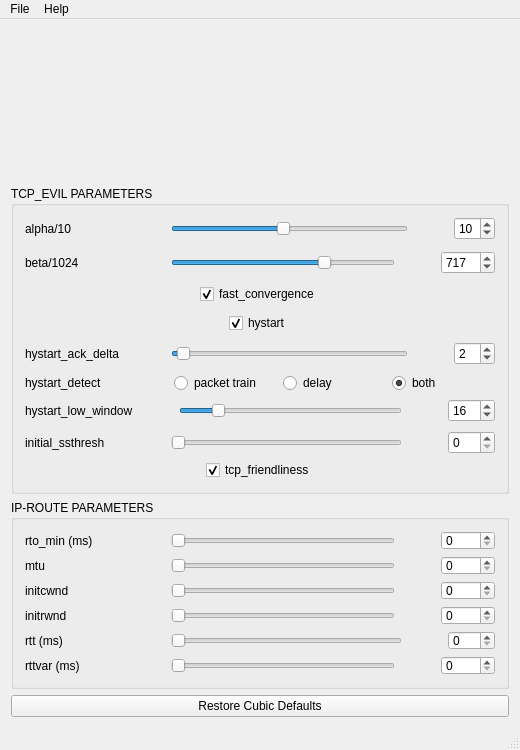
Qt form gui/SlidersOfEvil/mainwindow.ui (Gasparila/TCPTuner) before a commit.
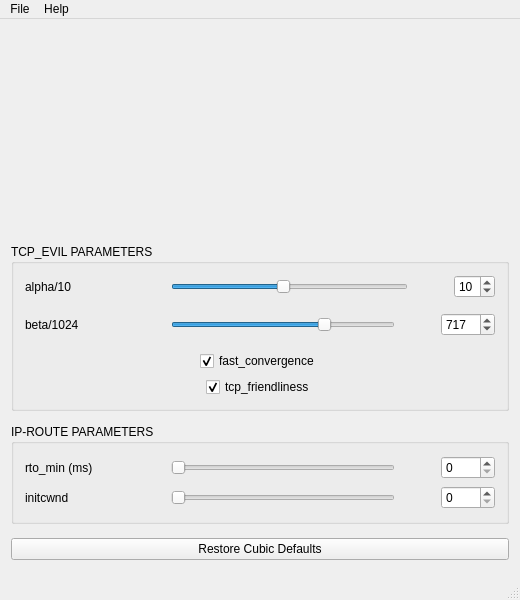
The same form after that commit. Custom widgets are drawn as their Qt base class.

Commit message: Slimmed down the GUI and customizable parameters for simplicity.

The edit to the form file:
```diff
--- a/gui/SlidersOfEvil/mainwindow.ui
+++ b/gui/SlidersOfEvil/mainwindow.ui
@@ -7,7 +7,7 @@
     <x>0</x>
     <y>0</y>
     <width>520</width>
-    <height>676</height>
+    <height>600</height>
    </rect>
   </property>
   <property name="sizePolicy">
@@ -19,7 +19,7 @@
   <property name="minimumSize">
    <size>
     <width>520</width>
-    <height>750</height>
+    <height>600</height>
    </size>
   </property>
   <property name="windowTitle">
@@ -32,11 +32,24 @@
       <property name="minimumSize">
        <size>
         <width>0</width>
-        <height>150</height>
+        <height>200</height>
        </size>
       </property>
      </widget>
     </item>
+    <item>
+     <spacer name="verticalSpacer_8">
+      <property name="orientation">
+       <enum>Qt::Vertical</enum>
+      </property>
+      <property name="sizeHint" stdset="0">
+       <size>
+        <width>20</width>
+        <height>0</height>
+       </size>
+      </property>
+     </spacer>
+    </item>
     <item>
      <widget class="QGroupBox" name="box_tcpevil_params">
       <property name="title">
@@ -302,435 +315,6 @@
          </item>
         </layout>
        </item>
-       <item>
-        <spacer name="verticalSpacer_6">
-         <property name="orientation">
-          <enum>Qt::Vertical</enum>
-         </property>
-         <property name="sizeHint" stdset="0">
-          <size>
-           <width>20</width>
-           <height>7</height>
-          </size>
-         </property>
-        </spacer>
-       </item>
-       <item>
-        <layout class="QHBoxLayout" name="layout_hystart">
-         <item>
-          <spacer name="spacer_hystart_l">
-           <property name="orientation">
-            <enum>Qt::Horizontal</enum>
-           </property>
-           <property name="sizeType">
-            <enum>QSizePolicy::Expanding</enum>
-           </property>
-           <property name="sizeHint" stdset="0">
-            <size>
-             <width>40</width>
-             <height>20</height>
-            </size>
-           </property>
-          </spacer>
-         </item>
-         <item>
-          <widget class="QCheckBox" name="chk_hystart">
-           <property name="text">
-            <string>hystart</string>
-           </property>
-           <property name="checked">
-            <bool>true</bool>
-           </property>
-          </widget>
-         </item>
-         <item>
-          <spacer name="spacer_hystart_r">
-           <property name="orientation">
-            <enum>Qt::Horizontal</enum>
-           </property>
-           <property name="sizeType">
-            <enum>QSizePolicy::Expanding</enum>
-           </property>
-           <property name="sizeHint" stdset="0">
-            <size>
-             <width>40</width>
-             <height>20</height>
-            </size>
-           </property>
-          </spacer>
-         </item>
-        </layout>
-       </item>
-       <item>
-        <spacer name="verticalSpacer_2">
-         <property name="orientation">
-          <enum>Qt::Vertical</enum>
-         </property>
-         <property name="sizeHint" stdset="0">
-          <size>
-           <width>20</width>
-           <height>7</height>
-          </size>
-         </property>
-        </spacer>
-       </item>
-       <item>
-        <layout class="QHBoxLayout" name="layout_hystartackdelta">
-         <item>
-          <widget class="QLabel" name="label_ack_delta">
-           <property name="minimumSize">
-            <size>
-             <width>100</width>
-             <height>0</height>
-            </size>
-           </property>
-           <property name="text">
-            <string>hystart_ack_delta</string>
-           </property>
-          </widget>
-         </item>
-         <item>
-          <spacer name="spacer_ack_delta">
-           <property name="orientation">
-            <enum>Qt::Horizontal</enum>
-           </property>
-           <property name="sizeType">
-            <enum>QSizePolicy::Minimum</enum>
-           </property>
-           <property name="sizeHint" stdset="0">
-            <size>
-             <width>40</width>
-             <height>20</height>
-            </size>
-           </property>
-          </spacer>
-         </item>
-         <item>
-          <widget class="QSlider" name="slider_ack_delta">
-           <property name="minimumSize">
-            <size>
-             <width>200</width>
-             <height>0</height>
-            </size>
-           </property>
-           <property name="minimum">
-            <number>1</number>
-           </property>
-           <property name="maximum">
-            <number>50</number>
-           </property>
-           <property name="sliderPosition">
-            <number>2</number>
-           </property>
-           <property name="orientation">
-            <enum>Qt::Horizontal</enum>
-           </property>
-          </widget>
-         </item>
-         <item>
-          <spacer name="spaceer_ack_delta_r">
-           <property name="orientation">
-            <enum>Qt::Horizontal</enum>
-           </property>
-           <property name="sizeType">
-            <enum>QSizePolicy::Minimum</enum>
-           </property>
-           <property name="sizeHint" stdset="0">
-            <size>
-             <width>40</width>
-             <height>20</height>
-            </size>
-           </property>
-          </spacer>
-         </item>
-         <item>
-          <widget class="QSpinBox" name="hystartackdelta_value">
-           <property name="minimum">
-            <number>1</number>
-           </property>
-           <property name="maximum">
-            <number>50</number>
-           </property>
-           <property name="value">
-            <number>2</number>
-           </property>
-          </widget>
-         </item>
-        </layout>
-       </item>
-       <item>
-        <spacer name="verticalSpacer_8">
-         <property name="orientation">
-          <enum>Qt::Vertical</enum>
-         </property>
-         <property name="sizeHint" stdset="0">
-          <size>
-           <width>0</width>
-           <height>7</height>
-          </size>
-         </property>
-        </spacer>
-       </item>
-       <item>
-        <layout class="QHBoxLayout" name="layout_hystart_detect">
-         <item>
-          <widget class="QLabel" name="label_hystart_detect">
-           <property name="minimumSize">
-            <size>
-             <width>100</width>
-             <height>0</height>
-            </size>
-           </property>
-           <property name="text">
-            <string>hystart_detect</string>
-           </property>
-          </widget>
-         </item>
-         <item>
-          <spacer name="spacer_hystart_detect">
-           <property name="orientation">
-            <enum>Qt::Horizontal</enum>
-           </property>
-           <property name="sizeType">
-            <enum>QSizePolicy::Minimum</enum>
-           </property>
-           <property name="sizeHint" stdset="0">
-            <size>
-             <width>40</width>
-             <height>20</height>
-            </size>
-           </property>
-          </spacer>
-         </item>
-         <item>
-          <widget class="QRadioButton" name="rb_packet_train">
-           <property name="text">
-            <string>packet train</string>
-           </property>
-           <attribute name="buttonGroup">
-            <string notr="true">buttonGroup_hystart_detect</string>
-           </attribute>
-          </widget>
-         </item>
-         <item>
-          <widget class="QRadioButton" name="rb_delay">
-           <property name="text">
-            <string>delay</string>
-           </property>
-           <attribute name="buttonGroup">
-            <string notr="true">buttonGroup_hystart_detect</string>
-           </attribute>
-          </widget>
-         </item>
-         <item>
-          <widget class="QRadioButton" name="rb_both">
-           <property name="text">
-            <string>both</string>
-           </property>
-           <property name="checked">
-            <bool>true</bool>
-           </property>
-           <attribute name="buttonGroup">
-            <string notr="true">buttonGroup_hystart_detect</string>
-           </attribute>
-          </widget>
-         </item>
-        </layout>
-       </item>
-       <item>
-        <spacer name="verticalSpacer_4">
-         <property name="orientation">
-          <enum>Qt::Vertical</enum>
-         </property>
-         <property name="sizeHint" stdset="0">
-          <size>
-           <width>17</width>
-           <height>0</height>
-          </size>
-         </property>
-        </spacer>
-       </item>
-       <item>
-        <layout class="QHBoxLayout" name="layout_low_window">
-         <item>
-          <widget class="QLabel" name="label_low_window">
-           <property name="minimumSize">
-            <size>
-             <width>100</width>
-             <height>0</height>
-            </size>
-           </property>
-           <property name="text">
-            <string>hystart_low_window</string>
-           </property>
-          </widget>
-         </item>
-         <item>
-          <spacer name="spacer_low_window">
-           <property name="orientation">
-            <enum>Qt::Horizontal</enum>
-           </property>
-           <property name="sizeType">
-            <enum>QSizePolicy::Minimum</enum>
-           </property>
-           <property name="sizeHint" stdset="0">
-            <size>
-             <width>40</width>
-             <height>20</height>
-            </size>
-           </property>
-          </spacer>
-         </item>
-         <item>
-          <widget class="QSlider" name="slider_low_window">
-           <property name="minimumSize">
-            <size>
-             <width>200</width>
-             <height>0</height>
-            </size>
-           </property>
-           <property name="minimum">
-            <number>1</number>
-           </property>
-           <property name="maximum">
-            <number>100</number>
-           </property>
-           <property name="sliderPosition">
-            <number>16</number>
-           </property>
-           <property name="orientation">
-            <enum>Qt::Horizontal</enum>
-           </property>
-          </widget>
-         </item>
-         <item>
-          <spacer name="spacer_low_window_r">
-           <property name="orientation">
-            <enum>Qt::Horizontal</enum>
-           </property>
-           <property name="sizeType">
-            <enum>QSizePolicy::Minimum</enum>
-           </property>
-           <property name="sizeHint" stdset="0">
-            <size>
-             <width>40</width>
-             <height>20</height>
-            </size>
-           </property>
-          </spacer>
-         </item>
-         <item>
-          <widget class="QSpinBox" name="low_window_value">
-           <property name="minimum">
-            <number>1</number>
-           </property>
-           <property name="maximum">
-            <number>100</number>
-           </property>
-           <property name="value">
-            <number>16</number>
-           </property>
-          </widget>
-         </item>
-        </layout>
-       </item>
-       <item>
-        <spacer name="verticalSpacer_5">
-         <property name="orientation">
-          <enum>Qt::Vertical</enum>
-         </property>
-         <property name="sizeHint" stdset="0">
-          <size>
-           <width>20</width>
-           <height>7</height>
-          </size>
-         </property>
-        </spacer>
-       </item>
-       <item>
-        <layout class="QHBoxLayout" name="layout_initial_ssthresh">
-         <item>
-          <widget class="QLabel" name="label_ssthresh">
-           <property name="minimumSize">
-            <size>
-             <width>100</width>
-             <height>0</height>
-            </size>
-           </property>
-           <property name="text">
-            <string>initial_ssthresh</string>
-           </property>
-          </widget>
-         </item>
-         <item>
-          <spacer name="spacer_ssthresh">
-           <property name="orientation">
-            <enum>Qt::Horizontal</enum>
-           </property>
-           <property name="sizeType">
-            <enum>QSizePolicy::Minimum</enum>
-           </property>
-           <property name="sizeHint" stdset="0">
-            <size>
-             <width>40</width>
-             <height>20</height>
-            </size>
-           </property>
-          </spacer>
-         </item>
-         <item>
-          <widget class="QSlider" name="slider_ssthresh">
-           <property name="minimumSize">
-            <size>
-             <width>200</width>
-             <height>0</height>
-            </size>
-           </property>
-           <property name="minimum">
-            <number>0</number>
-           </property>
-           <property name="maximum">
-            <number>500</number>
-           </property>
-           <property name="sliderPosition">
-            <number>0</number>
-           </property>
-           <property name="orientation">
-            <enum>Qt::Horizontal</enum>
-           </property>
-          </widget>
-         </item>
-         <item>
-          <spacer name="spacer_ssthresh_r">
-           <property name="orientation">
-            <enum>Qt::Horizontal</enum>
-           </property>
-           <property name="sizeType">
-            <enum>QSizePolicy::Minimum</enum>
-           </property>
-           <property name="sizeHint" stdset="0">
-            <size>
-             <width>40</width>
-             <height>20</height>
-            </size>
-           </property>
-          </spacer>
-         </item>
-         <item>
-          <widget class="QSpinBox" name="ssthresh_value">
-           <property name="minimum">
-            <number>0</number>
-           </property>
-           <property name="maximum">
-            <number>500</number>
-           </property>
-           <property name="value">
-            <number>0</number>
-           </property>
-          </widget>
-         </item>
-        </layout>
-       </item>
        <item>
         <spacer name="verticalSpacer_7">
          <property name="orientation">
@@ -806,6 +390,19 @@
       </layout>
      </widget>
     </item>
+    <item>
+     <spacer name="verticalSpacer_4">
+      <property name="orientation">
+       <enum>Qt::Vertical</enum>
+      </property>
+      <property name="sizeHint" stdset="0">
+       <size>
+        <width>20</width>
+        <height>2</height>
+       </size>
+      </property>
+     </spacer>
+    </item>
     <item>
      <widget class="QGroupBox" name="box_iproute_params">
       <property name="minimumSize">
@@ -826,7 +423,7 @@
          <property name="sizeHint" stdset="0">
           <size>
            <width>20</width>
-           <height>0</height>
+           <height>1</height>
           </size>
          </property>
         </spacer>
@@ -918,106 +515,6 @@
          </item>
         </layout>
        </item>
-       <item>
-        <spacer name="verticalSpacer_16">
-         <property name="orientation">
-          <enum>Qt::Vertical</enum>
-         </property>
-         <property name="sizeHint" stdset="0">
-          <size>
-           <width>20</width>
-           <height>0</height>
-          </size>
-         </property>
-        </spacer>
-       </item>
-       <item>
-        <layout class="QHBoxLayout" name="layout_mtu">
-         <item>
-          <widget class="QLabel" name="label_mtu">
-           <property name="minimumSize">
-            <size>
-             <width>100</width>
-             <height>0</height>
-            </size>
-           </property>
-           <property name="text">
-            <string>mtu</string>
-           </property>
-          </widget>
-         </item>
-         <item>
-          <spacer name="spacer_mtu_l">
-           <property name="orientation">
-            <enum>Qt::Horizontal</enum>
-           </property>
-           <property name="sizeType">
-            <enum>QSizePolicy::Minimum</enum>
-           </property>
-           <property name="sizeHint" stdset="0">
-            <size>
-             <width>40</width>
-             <height>20</height>
-            </size>
-           </property>
-          </spacer>
-         </item>
-         <item>
-          <widget class="QSlider" name="slider_mtu">
-           <property name="minimumSize">
-            <size>
-             <width>200</width>
-             <height>0</height>
-            </size>
-           </property>
-           <property name="minimum">
-            <number>0</number>
-           </property>
-           <property name="maximum">
-            <number>1500</number>
-           </property>
-           <property name="value">
-            <number>0</number>
-           </property>
-           <property name="sliderPosition">
-            <number>0</number>
-           </property>
-           <property name="orientation">
-            <enum>Qt::Horizontal</enum>
-           </property>
-          </widget>
-         </item>
-         <item>
-          <spacer name="spacer_mtu_r">
-           <property name="orientation">
-            <enum>Qt::Horizontal</enum>
-           </property>
-           <property name="sizeType">
-            <enum>QSizePolicy::Minimum</enum>
-           </property>
-           <property name="sizeHint" stdset="0">
-            <size>
-             <width>40</width>
-             <height>20</height>
-            </size>
-           </property>
-          </spacer>
-         </item>
-         <item>
-          <widget class="QSpinBox" name="mtu_value">
-           <property name="minimum">
-            <number>0</number>
-           </property>
-           <property name="maximum">
-            <number>1500</number>
-           </property>
-           <property name="value">
-            <number>0</number>
-           </property>
-          </widget>
-         </item>
-        </layout>
-       </item>
        <item>
         <spacer name="verticalSpacer_15">
          <property name="orientation">
@@ -1026,7 +523,7 @@
          <property name="sizeHint" stdset="0">
           <size>
            <width>20</width>
-           <height>0</height>
+           <height>1</height>
           </size>
          </property>
         </spacer>
@@ -1131,309 +628,22 @@
          </property>
         </spacer>
        </item>
-       <item>
-        <layout class="QHBoxLayout" name="layout_initrwnd">
-         <item>
-          <widget class="QLabel" name="label_initrwnd">
-           <property name="minimumSize">
-            <size>
-             <width>100</width>
-             <height>0</height>
-            </size>
-           </property>
-           <property name="text">
-            <string>initrwnd</string>
-           </property>
-          </widget>
-         </item>
-         <item>
-          <spacer name="spacer_initrwnd_l">
-           <property name="orientation">
-            <enum>Qt::Horizontal</enum>
-           </property>
-           <property name="sizeType">
-            <enum>QSizePolicy::Minimum</enum>
-           </property>
-           <property name="sizeHint" stdset="0">
-            <size>
-             <width>40</width>
-             <height>20</height>
-            </size>
-           </property>
-          </spacer>
-         </item>
-         <item>
-          <widget class="QSlider" name="slider_initrwnd">
-           <property name="minimumSize">
-            <size>
-             <width>200</width>
-             <height>0</height>
-            </size>
-           </property>
-           <property name="minimum">
-            <number>0</number>
-           </property>
-           <property name="maximum">
-            <number>1000</number>
-           </property>
-           <property name="value">
-            <number>0</number>
-           </property>
-           <property name="sliderPosition">
-            <number>0</number>
-           </property>
-           <property name="orientation">
-            <enum>Qt::Horizontal</enum>
-           </property>
-          </widget>
-         </item>
-         <item>
-          <spacer name="spacer_initrwnd_r">
-           <property name="orientation">
-            <enum>Qt::Horizontal</enum>
-           </property>
-           <property name="sizeType">
-            <enum>QSizePolicy::Minimum</enum>
-           </property>
-           <property name="sizeHint" stdset="0">
-            <size>
-             <width>40</width>
-             <height>20</height>
-            </size>
-           </property>
-          </spacer>
-         </item>
-         <item>
-          <widget class="QSpinBox" name="initrwnd_value">
-           <property name="minimum">
-            <number>0</number>
-           </property>
-           <property name="maximum">
-            <number>1000</number>
-           </property>
-           <property name="value">
-            <number>0</number>
-           </property>
-          </widget>
-         </item>
-        </layout>
-       </item>
-       <item>
-        <spacer name="verticalSpacer_13">
-         <property name="orientation">
-          <enum>Qt::Vertical</enum>
-         </property>
-         <property name="sizeHint" stdset="0">
-          <size>
-           <width>20</width>
-           <height>0</height>
-          </size>
-         </property>
-        </spacer>
-       </item>
-       <item>
-        <layout class="QHBoxLayout" name="layout_rtt">
-         <item>
-          <widget class="QLabel" name="label_rtt">
-           <property name="minimumSize">
-            <size>
-             <width>100</width>
-             <height>0</height>
-            </size>
-           </property>
-           <property name="text">
-            <string>rtt (ms)</string>
-           </property>
-          </widget>
-         </item>
-         <item>
-          <spacer name="spacer_rtt_l">
-           <property name="orientation">
-            <enum>Qt::Horizontal</enum>
-           </property>
-           <property name="sizeType">
-            <enum>QSizePolicy::Minimum</enum>
-           </property>
-           <property name="sizeHint" stdset="0">
-            <size>
-             <width>40</width>
-             <height>20</height>
-            </size>
-           </property>
-          </spacer>
-         </item>
-         <item>
-          <widget class="QSlider" name="slider_rtt">
-           <property name="minimumSize">
-            <size>
-             <width>200</width>
-             <height>0</height>
-            </size>
-           </property>
-           <property name="minimum">
-            <number>0</number>
-           </property>
-           <property name="maximum">
-            <number>500</number>
-           </property>
-           <property name="value">
-            <number>0</number>
-           </property>
-           <property name="sliderPosition">
-            <number>0</number>
-           </property>
-           <property name="orientation">
-            <enum>Qt::Horizontal</enum>
-           </property>
-          </widget>
-         </item>
-         <item>
-          <spacer name="spacer_rtt_r">
-           <property name="orientation">
-            <enum>Qt::Horizontal</enum>
-           </property>
-           <property name="sizeType">
-            <enum>QSizePolicy::Minimum</enum>
-           </property>
-           <property name="sizeHint" stdset="0">
-            <size>
-             <width>40</width>
-             <height>20</height>
-            </size>
-           </property>
-          </spacer>
-         </item>
-         <item>
-          <widget class="QSpinBox" name="rtt_value">
-           <property name="minimum">
-            <number>0</number>
-           </property>
-           <property name="maximum">
-            <number>500</number>
-           </property>
-           <property name="value">
-            <number>0</number>
-           </property>
-          </widget>
-         </item>
-        </layout>
-       </item>
-       <item>
-        <spacer name="verticalSpacer_12">
-         <property name="orientation">
-          <enum>Qt::Vertical</enum>
-         </property>
-         <property name="sizeHint" stdset="0">
-          <size>
-           <width>20</width>
-           <height>0</height>
-          </size>
-         </property>
-        </spacer>
-       </item>
-       <item>
-        <layout class="QHBoxLayout" name="horizontalLayout">
-         <item>
-          <widget class="QLabel" name="label_rttvar">
-           <property name="minimumSize">
-            <size>
-             <width>100</width>
-             <height>0</height>
-            </size>
-           </property>
-           <property name="text">
-            <string>rttvar (ms)</string>
-           </property>
-          </widget>
-         </item>
-         <item>
-          <spacer name="spacer_rttvar_l">
-           <property name="orientation">
-            <enum>Qt::Horizontal</enum>
-           </property>
-           <property name="sizeType">
-            <enum>QSizePolicy::Minimum</enum>
-           </property>
-           <property name="sizeHint" stdset="0">
-            <size>
-             <width>40</width>
-             <height>20</height>
-            </size>
-           </property>
-          </spacer>
-         </item>
-         <item>
-          <widget class="QSlider" name="slider_rttvar">
-           <property name="minimumSize">
-            <size>
-             <width>200</width>
-             <height>0</height>
-            </size>
-           </property>
-           <property name="minimum">
-            <number>0</number>
-           </property>
-           <property name="maximum">
-            <number>1000</number>
-           </property>
-           <property name="value">
-            <number>0</number>
-           </property>
-           <property name="sliderPosition">
-            <number>0</number>
-           </property>
-           <property name="orientation">
-            <enum>Qt::Horizontal</enum>
-           </property>
-          </widget>
-         </item>
-         <item>
-          <spacer name="spacer_rttvar_r">
-           <property name="orientation">
-            <enum>Qt::Horizontal</enum>
-           </property>
-           <property name="sizeType">
-            <enum>QSizePolicy::Minimum</enum>
-           </property>
-           <property name="sizeHint" stdset="0">
-            <size>
-             <width>40</width>
-             <height>20</height>
-            </size>
-           </property>
-          </spacer>
-         </item>
-         <item>
-          <widget class="QSpinBox" name="rttvar_value">
-           <property name="minimum">
-            <number>0</number>
-           </property>
-           <property name="maximum">
-            <number>1000</number>
-           </property>
-           <property name="value">
-            <number>0</number>
-           </property>
-          </widget>
-         </item>
-        </layout>
-       </item>
-       <item>
-        <spacer name="verticalSpacer_18">
-         <property name="orientation">
-          <enum>Qt::Vertical</enum>
-         </property>
-         <property name="sizeHint" stdset="0">
-          <size>
-           <width>20</width>
-           <height>0</height>
-          </size>
-         </property>
-        </spacer>
-       </item>
       </layout>
      </widget>
     </item>
+    <item>
+     <spacer name="verticalSpacer_5">
+      <property name="orientation">
+       <enum>Qt::Vertical</enum>
+      </property>
+      <property name="sizeHint" stdset="0">
+       <size>
+        <width>20</width>
+        <height>0</height>
+       </size>
+      </property>
+     </spacer>
+    </item>
     <item>
      <widget class="QPushButton" name="btn_restoreDefaults">
       <property name="maximumSize">
@@ -1447,6 +657,19 @@
       </property>
      </widget>
     </item>
+    <item>
+     <spacer name="verticalSpacer_6">
+      <property name="orientation">
+       <enum>Qt::Vertical</enum>
+      </property>
+      <property name="sizeHint" stdset="0">
+       <size>
+        <width>20</width>
+        <height>0</height>
+       </size>
+      </property>
+     </spacer>
+    </item>
    </layout>
   </widget>
   <widget class="QMenuBar" name="menuBar">
```
Left out of the diff: 224 changed lines with no effect on the pictures. The commit also changes 2 other files.
